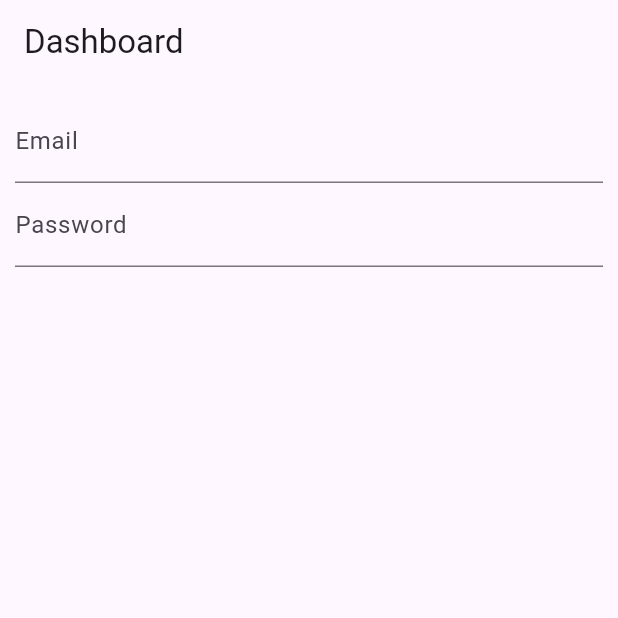
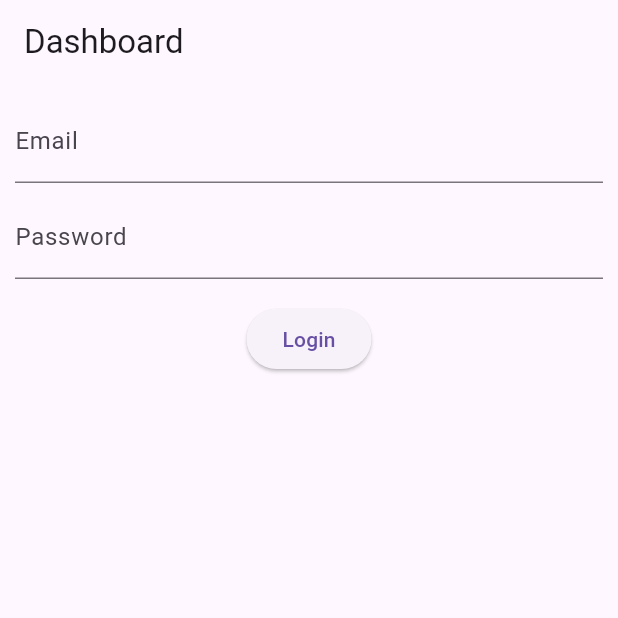
Before and after one commit to Mansyahariii/Tugas_week_10_1123150127, a Flutter app: the screen it shows after launch, on a phone screen of 412 x 824 dp, the top half of it. Run offline on Flutter 3.47's test engine with Material 3 defaults, Android fonts, the light colour scheme and no system bars; our stand-ins replace firebase_auth, firebase_core; accounts and stored records are empty.

Commit message:
menambahkan sizedbox, membuat kondisi ketika error dan membuat elevated button

```diff
--- a/lib/pages/login_page.dart
+++ b/lib/pages/login_page.dart
@@ -67,10 +67,20 @@ class _LoginPageState extends State<LoginPage> {
               controller: emailCtrl,
               decoration: const InputDecoration(labelText: 'Email'),
             ),
+            SizedBox(height: 8),
             TextField(
               controller: passCtrl,
               decoration: const InputDecoration(labelText: 'Password'),
               obscureText: true,
+            ),
+            SizedBox(height: 16),
+            if (_error != null) ...[
+              Text(_error!, style: TextStyle(color: Colors.red)),
+              SizedBox(height: 8),
+            ],
+            ElevatedButton(
+              onPressed: _isLoading ? null : _login,
+              child: _isLoading ? CircularProgressIndicator() : Text('Login'),
             ),
           ],
         ),
```
